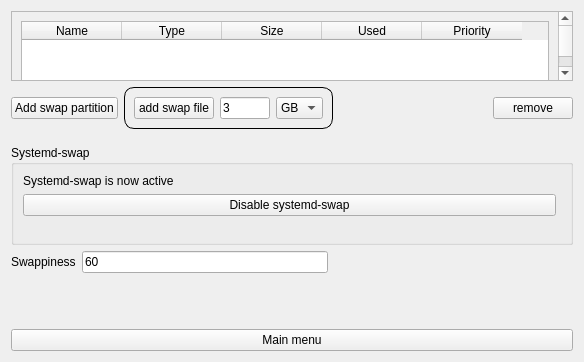
Old version of the form swap_wid.ui in the repository Thenujan-0/system_maintenance.
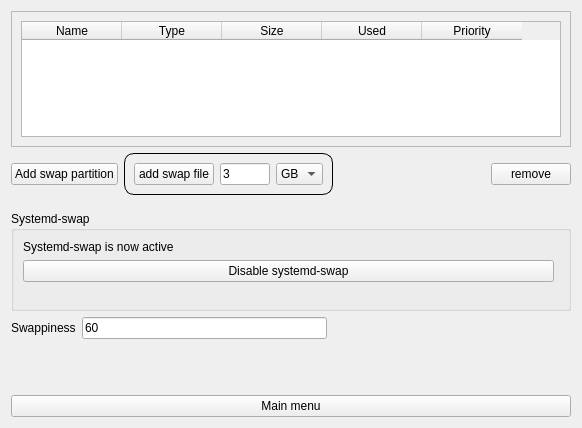
New version of the form.

Commit message: made a dialog box to show when selected partition for swap is too big created a validator for swappiness .made swappiness almost functional

What changed in the file:
```diff
--- a/swap_wid.ui
+++ b/swap_wid.ui
@@ -6,8 +6,8 @@
    <rect>
     <x>0</x>
     <y>0</y>
-    <width>584</width>
-    <height>360</height>
+    <width>582</width>
+    <height>428</height>
    </rect>
   </property>
   <property name="windowTitle">
@@ -32,7 +32,7 @@
          <rect>
           <x>0</x>
           <y>0</y>
-          <width>562</width>
+          <width>560</width>
           <height>102</height>
          </rect>
         </property>
```
Left out of the diff: 4 changed lines with no effect on the pictures. The commit also changes 5 other files.
